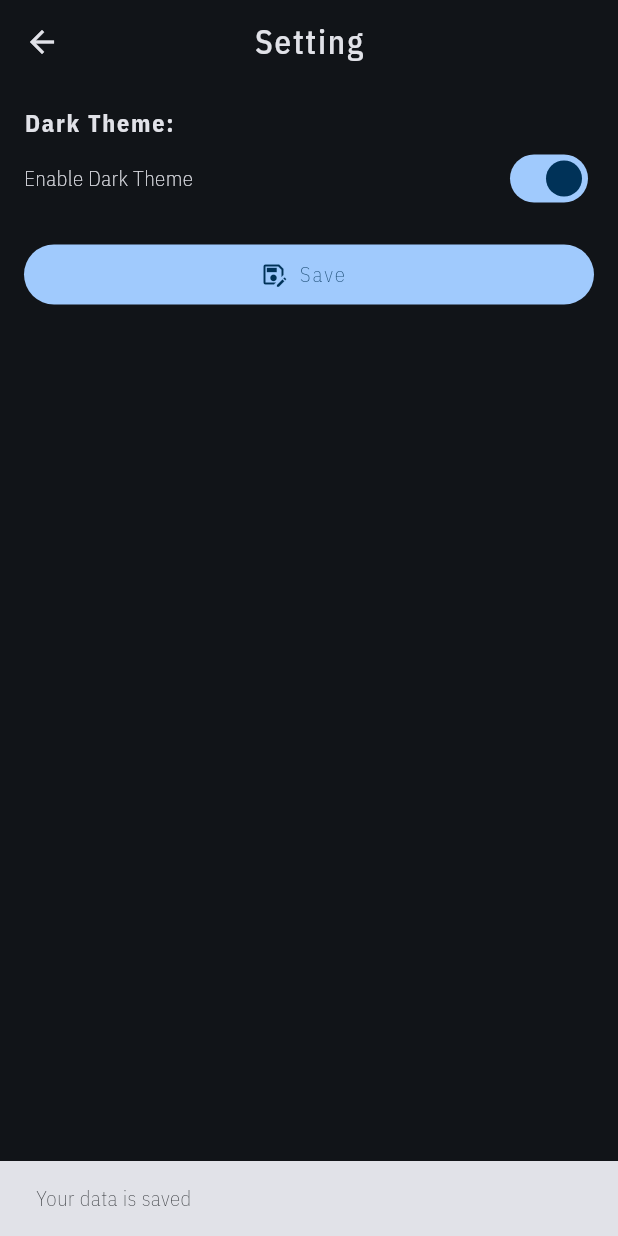
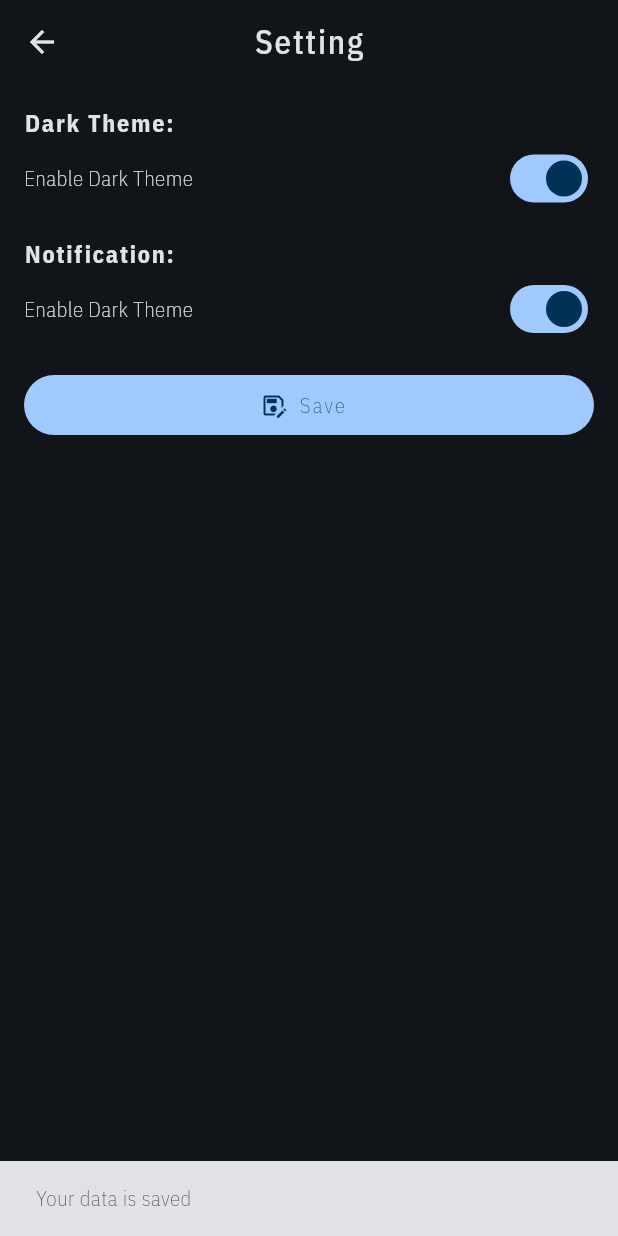
Before and after one commit to penhele/restaurant_app_base, a Flutter app: the SettingScreen screen opened by its route, after a tap on "Save", on a phone screen of 412 x 824 dp. Run offline on Flutter 3.47's test engine with Material 3 defaults, Android fonts, the phone set to English and light mode, and no system bars; our stand-ins replace shared_preferences, sqflite; accounts and stored records are empty; network calls fail; project files that could hold a hidden picture were left out.

Commit message:
seventh commit: membuat notification toggle switch

```diff
--- a/lib/data/model/setting.dart
+++ b/lib/data/model/setting.dart
@@ -1,7 +1,9 @@
 class Setting {
   final bool darkThemeEnable;
+  final bool notificationEnable;
 
   Setting({
     required this.darkThemeEnable,
+    required this.notificationEnable,
   });
 }
--- a/lib/main.dart
+++ b/lib/main.dart
@@ -6,6 +6,7 @@ import 'package:restaurant_app_base/provider/favorite/local_database_provider.da
 import 'package:restaurant_app_base/provider/home/restaurant_list_provider.dart';
 import 'package:restaurant_app_base/provider/main/index_nav_provider.dart';
 import 'package:restaurant_app_base/provider/setting/dark_theme_state_provider.dart';
+import 'package:restaurant_app_base/provider/setting/notification_state_provider.dart';
 import 'package:restaurant_app_base/provider/setting/shared_preferences_provider.dart';
 import 'package:restaurant_app_base/screen/detail/detail_screen.dart';
 import 'package:restaurant_app_base/screen/main/main_screen.dart';
@@ -38,9 +39,14 @@ void main() async {
           create: (context) =>
               RestaurantDetailProvider(context.read<ApiServices>()),
         ),
+
         ChangeNotifierProvider(
           create: (context) => DarkThemeStateProvider(),
         ),
+        ChangeNotifierProvider(
+          create: (context) => NotificationStateProvider(),
+        ),
+
         Provider(
           create: (context) => SharedPreferencesService(prefs),
         ),
--- a/lib/provider/setting/dark_theme_state_provider.dart
+++ b/lib/provider/setting/dark_theme_state_provider.dart
@@ -2,7 +2,7 @@ import 'package:flutter/material.dart';
 import 'package:restaurant_app_base/utils/dark_theme_state.dart';
 
 class DarkThemeStateProvider extends ChangeNotifier {
-  DarkThemeState _darkThemeState = DarkThemeState.system;
+  DarkThemeState _darkThemeState = DarkThemeState.enable;
 
   DarkThemeState get darkThemeState => _darkThemeState;
 
--- /dev/null
+++ b/lib/provider/setting/notification_state_provider.dart
@@ -0,0 +1,13 @@
+import 'package:flutter/widgets.dart';
+import 'package:restaurant_app_base/utils/notification_state.dart';
+
+class NotificationStateProvider extends ChangeNotifier {
+  NotificationState _notificationState = NotificationState.enable;
+
+  NotificationState get notificationState => _notificationState;
+
+  set notificationState(NotificationState value) {
+    _notificationState = value;
+    notifyListeners();
+  }
+}
--- /dev/null
+++ b/lib/screen/setting/notification_field_widget.dart
@@ -0,0 +1,46 @@
+import 'package:flutter/material.dart';
+import 'package:provider/provider.dart';
+import 'package:restaurant_app_base/provider/setting/notification_state_provider.dart';
+import 'package:restaurant_app_base/screen/setting/title_form_widget.dart';
+import 'package:restaurant_app_base/utils/notification_state.dart';
+
+class NotificationField extends StatelessWidget {
+  const NotificationField({super.key});
+
+  @override
+  Widget build(BuildContext context) {
+    return Padding(
+      padding: const EdgeInsets.all(8.0),
+      child: Column(
+        crossAxisAlignment: CrossAxisAlignment.start,
+        children: [
+          const TitleForm(
+            'Notification:',
+          ),
+          const SizedBox.square(dimension: 4),
+          Consumer<NotificationStateProvider>(
+            builder: (_, provider, __) {
+              final isNotificationEnabled =
+                  provider.notificationState == NotificationState.enable;
+
+              return Row(
+                mainAxisAlignment: MainAxisAlignment.spaceBetween,
+                children: [
+                  const Text('Enable Dark Theme'),
+                  Switch(
+                    value: isNotificationEnabled,
+                    onChanged: (value) {
+                      provider.notificationState = value
+                          ? NotificationState.enable
+                          : NotificationState.disable;
+                    },
+                  ),
+                ],
+              );
+            },
+          ),
+        ],
+      ),
+    );
+  }
+}
--- a/lib/screen/setting/setting_screen.dart
+++ b/lib/screen/setting/setting_screen.dart
@@ -2,10 +2,13 @@ import 'package:flutter/material.dart';
 import 'package:provider/provider.dart';
 import 'package:restaurant_app_base/data/model/setting.dart';
 import 'package:restaurant_app_base/provider/setting/dark_theme_state_provider.dart';
+import 'package:restaurant_app_base/provider/setting/notification_state_provider.dart';
 import 'package:restaurant_app_base/provider/setting/shared_preferences_provider.dart';
 import 'package:restaurant_app_base/screen/setting/dark_theme_field_widget.dart';
+import 'package:restaurant_app_base/screen/setting/notification_field_widget.dart';
 import 'package:restaurant_app_base/screen/setting/save_button_widget.dart';
 import 'package:restaurant_app_base/utils/dark_theme_state.dart';
+import 'package:restaurant_app_base/utils/notification_state.dart';
 
 class SettingScreen extends StatefulWidget {
   const SettingScreen({super.key});
@@ -20,6 +23,7 @@ class _SettingScreenState extends State<SettingScreen> {
     super.initState();
 
     final darkThemeStateProvider = context.read<DarkThemeStateProvider>();
+    final notificationStateProvider = context.read<NotificationStateProvider>();
     final sharedPreferencesProvider = context.read<SharedPreferencesProvider>();
 
     Future.microtask(() async {
@@ -30,6 +34,9 @@ class _SettingScreenState extends State<SettingScreen> {
         darkThemeStateProvider.darkThemeState = setting.darkThemeEnable
             ? DarkThemeState.enable
             : DarkThemeState.disable;
+        notificationStateProvider.notificationState = setting.notificationEnable
+            ? NotificationState.enable
+            : NotificationState.disable;
       }
     });
   }
@@ -37,9 +44,14 @@ class _SettingScreenState extends State<SettingScreen> {
   void saveAction() async {
     final darkThemeState =
         context.read<DarkThemeStateProvider>().darkThemeState;
+    final notificationState =
+        context.read<NotificationStateProvider>().notificationState;
     final isDarkThemeEnable = darkThemeState.isEnable;
+    final isNotificationEnable = notificationState.isEnable;
 
-    final Setting setting = Setting(darkThemeEnable: isDarkThemeEnable);
+    final Setting setting = Setting(
+        darkThemeEnable: isDarkThemeEnable,
+        notificationEnable: isNotificationEnable);
 
     final scaffoldMessenger = ScaffoldMessenger.of(context);
     final sharedPreferencesProvider = context.read<SharedPreferencesProvider>();
@@ -64,6 +76,7 @@ class _SettingScreenState extends State<SettingScreen> {
               crossAxisAlignment: CrossAxisAlignment.stretch,
               children: [
                 const DarkThemeField(),
+                const NotificationField(),
                 SaveButton(
                   onPressed: () => saveAction(),
                 ),
--- a/lib/services/shared_preferences_service.dart
+++ b/lib/services/shared_preferences_service.dart
@@ -6,11 +6,13 @@ class SharedPreferencesService {
 
   SharedPreferencesService(this._preferences);
 
+  static const String keyDarkTheme = "MYDARKTHEME";
   static const String keyNotification = "MYNOTIFICATION";
 
   Future<void> saveSettingValue(Setting setting) async {
     try {
-      await _preferences.setBool(keyNotification, setting.darkThemeEnable);
+      await _preferences.setBool(keyDarkTheme, setting.darkThemeEnable);
+      await _preferences.setBool(keyNotification, setting.notificationEnable);
     } catch (e) {
       throw Exception("Shared preferences cannot save the setting value.");
     }
@@ -18,7 +20,8 @@ class SharedPreferencesService {
 
   Setting getSettingValue() {
     return Setting(
-      darkThemeEnable: _preferences.getBool(keyNotification) ?? true,
+      darkThemeEnable: _preferences.getBool(keyDarkTheme) ?? true,
+      notificationEnable: _preferences.getBool(keyNotification) ?? true,
     );
   }
 }
--- a/lib/utils/dark_theme_state.dart
+++ b/lib/utils/dark_theme_state.dart
@@ -1,7 +1,6 @@
 enum DarkThemeState {
   enable,
-  disable,
-  system;
+  disable;
 
   bool get isEnable => this == DarkThemeState.enable;
 }
--- /dev/null
+++ b/lib/utils/notification_state.dart
@@ -0,0 +1,11 @@
+enum NotificationState {
+  enable,
+  disable;
+
+  bool get isEnable => this == NotificationState.enable;
+}
+
+extension BoolExtension on bool {
+  NotificationState get isEnable =>
+      this == true ? NotificationState.enable : NotificationState.disable;
+}
```
